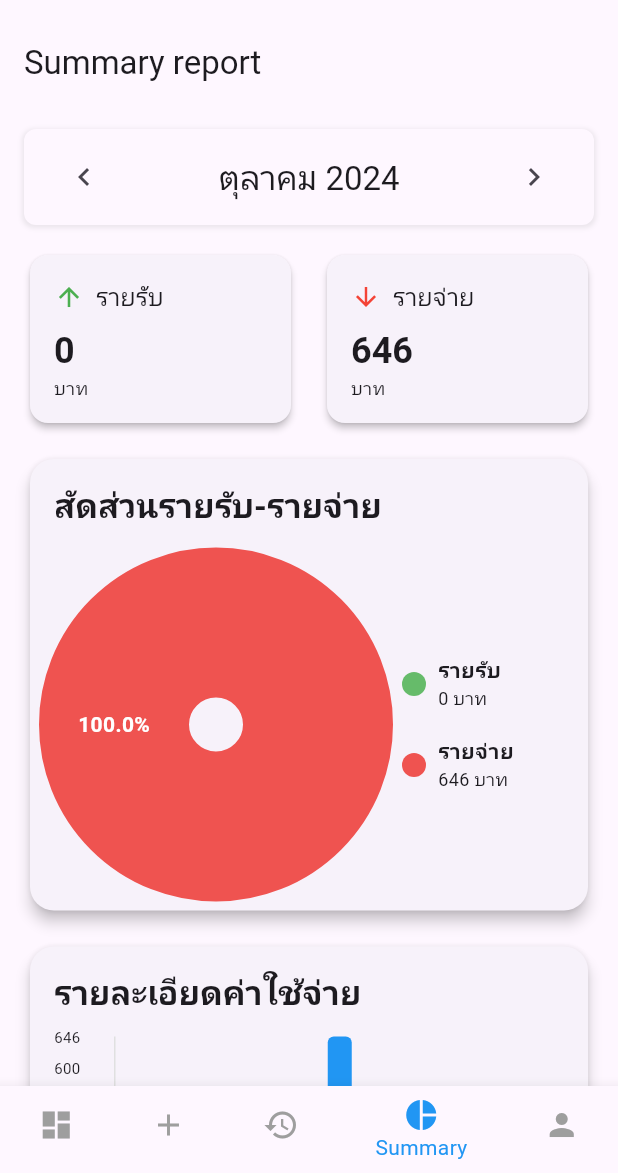
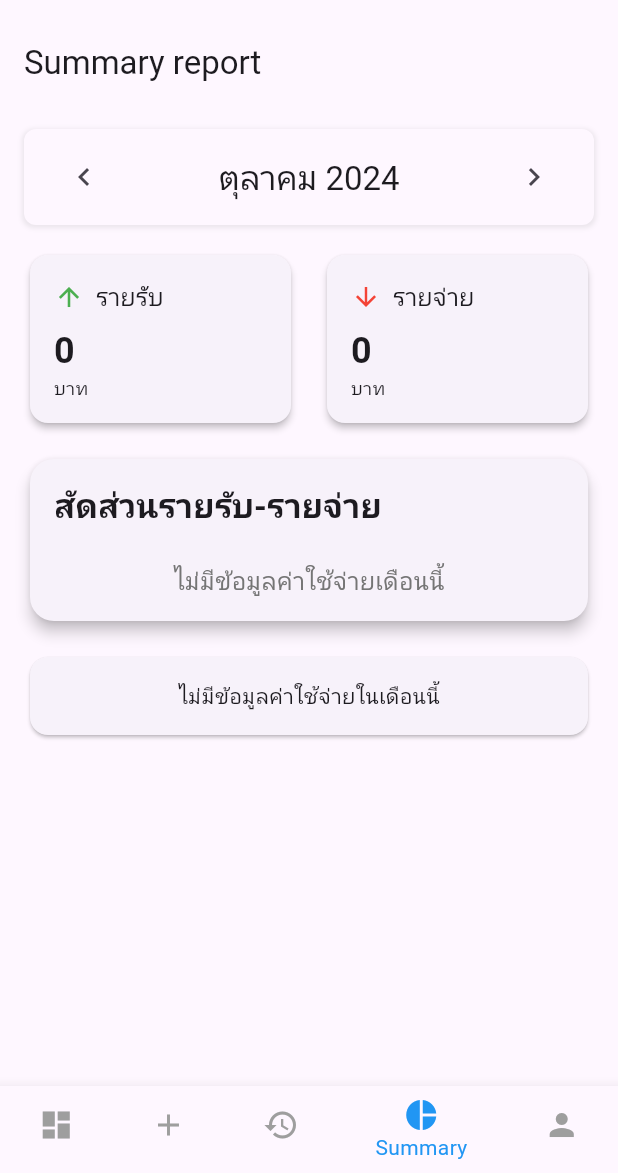
Before and after one commit to Porpathom/flutter_mpe, a Flutter app: the DashboardPage screen opened directly, item 4 of the bottom bar chosen, after a tap on the "chevron left" icon, after a tap on the "chevron right" icon, on a phone screen of 412 x 824 dp, the part 63-1236 px from its top. Run offline on Flutter 3.47's test engine with Material 3 defaults, Android fonts, the phone set to English and light mode, and no system bars; drawn by our look-alikes of fl_chart; our stand-ins replace shared_preferences; accounts and stored records are empty.

Commit message:
commit main

```diff
--- a/lib/screens/dashboard_page.dart
+++ b/lib/screens/dashboard_page.dart
@@ -38,7 +38,7 @@ class _DashboardPageState extends State<DashboardPage> {
   }
 
   Future<void> _loadTransactions() async {
-    final transactions = await TransactionService(useMockData: true).getTransactions(); // Use false to load user-added transactions
+    final transactions = await TransactionService(useMockData: false).getTransactions(); // Use false to load user-added transactions
     if (transactions.isNotEmpty) {
       setState(() {
         _transactions = transactions..sort((a, b) => b.date.compareTo(a.date));
--- a/lib/screens/history_page.dart
+++ b/lib/screens/history_page.dart
@@ -6,7 +6,7 @@ import '../services/transaction_service.dart';
 class HistoryPage extends StatefulWidget {
   final bool useMockData;
 
-  HistoryPage({this.useMockData = true});
+  HistoryPage({this.useMockData = false});
 
   @override
   _HistoryPageState createState() => _HistoryPageState();
--- a/lib/screens/summary_page.dart
+++ b/lib/screens/summary_page.dart
@@ -13,7 +13,7 @@ class SummaryPage extends StatefulWidget {
 }
 
 class _SummaryPageState extends State<SummaryPage> {
-  final TransactionService _transactionService = TransactionService(useMockData: true);
+  final TransactionService _transactionService = TransactionService(useMockData: false);
   DateTime selectedMonth = DateTime.now();
   List<Transaction> monthlyTransactions = [];
   Map<String, int> categoryTotals = {};
```
